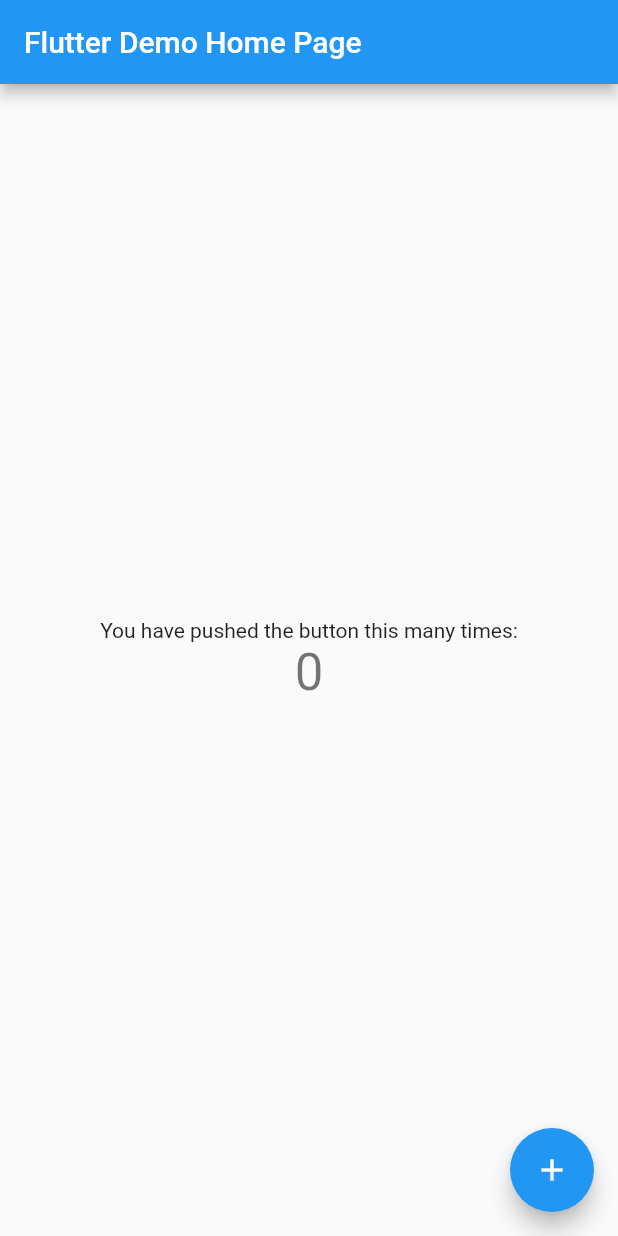
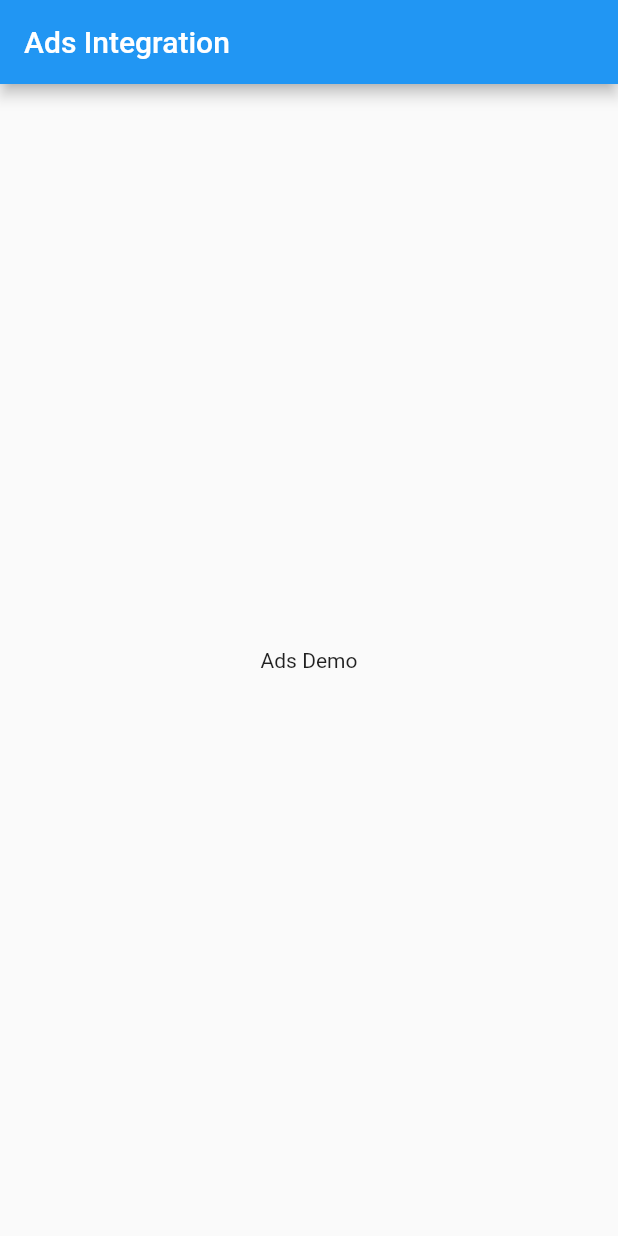
Before and after one commit to Netesh5/flutter_ads_integration, a Flutter app: the screen it shows after launch, on a phone screen of 412 x 824 dp. Run offline on Flutter 3.47's test engine with Material 2 defaults, Android fonts, the phone set to English and light mode, and no system bars.

Commit message:
HomePage creation

```diff
--- a/lib/main.dart
+++ b/lib/main.dart
@@ -1,115 +1,18 @@
+import 'package:adsdemo/screens/homepage.dart';
 import 'package:flutter/material.dart';
 
 void main() {
-  runApp(const MyApp());
+  runApp(Myapp());
 }
 
-class MyApp extends StatelessWidget {
-  const MyApp({Key? key}) : super(key: key);
+class Myapp extends StatelessWidget {
+  const Myapp({Key? key}) : super(key: key);
 
-  // This widget is the root of your application.
   @override
   Widget build(BuildContext context) {
-    return MaterialApp(
-      title: 'Flutter Demo',
-      theme: ThemeData(
-        // This is the theme of your application.
-        //
-        // Try running your application with "flutter run". You'll see the
-        // application has a blue toolbar. Then, without quitting the app, try
-        // changing the primarySwatch below to Colors.green and then invoke
-        // "hot reload" (press "r" in the console where you ran "flutter run",
-        // or simply save your changes to "hot reload" in a Flutter IDE).
-        // Notice that the counter didn't reset back to zero; the application
-        // is not restarted.
-        primarySwatch: Colors.blue,
-      ),
-      home: const MyHomePage(title: 'Flutter Demo Home Page'),
+    return const MaterialApp(
+      debugShowCheckedModeBanner: false,
+      home: HomePage(),
     );
   }
 }
-
-class MyHomePage extends StatefulWidget {
-  const MyHomePage({Key? key, required this.title}) : super(key: key);
-
-  // This widget is the home page of your application. It is stateful, meaning
-  // that it has a State object (defined below) that contains fields that affect
-  // how it looks.
-
-  // This class is the configuration for the state. It holds the values (in this
-  // case the title) provided by the parent (in this case the App widget) and
-  // used by the build method of the State. Fields in a Widget subclass are
-  // always marked "final".
-
-  final String title;
-
-  @override
-  State<MyHomePage> createState() => _MyHomePageState();
-}
-
-class _MyHomePageState extends State<MyHomePage> {
-  int _counter = 0;
-
-  void _incrementCounter() {
-    setState(() {
-      // This call to setState tells the Flutter framework that something has
-      // changed in this State, which causes it to rerun the build method below
-      // so that the display can reflect the updated values. If we changed
-      // _counter without calling setState(), then the build method would not be
-      // called again, and so nothing would appear to happen.
-      _counter++;
-    });
-  }
-
-  @override
-  Widget build(BuildContext context) {
-    // This method is rerun every time setState is called, for instance as done
-    // by the _incrementCounter method above.
-    //
-    // The Flutter framework has been optimized to make rerunning build methods
-    // fast, so that you can just rebuild anything that needs updating rather
-    // than having to individually change instances of widgets.
-    return Scaffold(
-      appBar: AppBar(
-        // Here we take the value from the MyHomePage object that was created by
-        // the App.build method, and use it to set our appbar title.
-        title: Text(widget.title),
-      ),
-      body: Center(
-        // Center is a layout widget. It takes a single child and positions it
-        // in the middle of the parent.
-        child: Column(
-          // Column is also a layout widget. It takes a list of children and
-          // arranges them vertically. By default, it sizes itself to fit its
-          // children horizontally, and tries to be as tall as its parent.
-          //
-          // Invoke "debug painting" (press "p" in the console, choose the
-          // "Toggle Debug Paint" action from the Flutter Inspector in Android
-          // Studio, or the "Toggle Debug Paint" command in Visual Studio Code)
-          // to see the wireframe for each widget.
-          //
-          // Column has various properties to control how it sizes itself and
-          // how it positions its children. Here we use mainAxisAlignment to
-          // center the children vertically; the main axis here is the vertical
-          // axis because Columns are vertical (the cross axis would be
-          // horizontal).
-          mainAxisAlignment: MainAxisAlignment.center,
-          children: <Widget>[
-            const Text(
-              'You have pushed the button this many times:',
-            ),
-            Text(
-              '$_counter',
-              style: Theme.of(context).textTheme.headline4,
-            ),
-          ],
-        ),
-      ),
-      floatingActionButton: FloatingActionButton(
-        onPressed: _incrementCounter,
-        tooltip: 'Increment',
-        child: const Icon(Icons.add),
-      ), // This trailing comma makes auto-formatting nicer for build methods.
-    );
-  }
-}
--- /dev/null
+++ b/lib/screens/homepage.dart
@@ -0,0 +1,20 @@
+import 'package:flutter/material.dart';
+
+class HomePage extends StatefulWidget {
+  const HomePage({Key? key}) : super(key: key);
+
+  @override
+  State<HomePage> createState() => _HomePageState();
+}
+
+class _HomePageState extends State<HomePage> {
+  @override
+  Widget build(BuildContext context) {
+    return Scaffold(
+      appBar: AppBar(
+        title: const Text("Ads Integration"),
+      ),
+      body: const Center(child: Text("Ads Demo")),
+    );
+  }
+}
```
